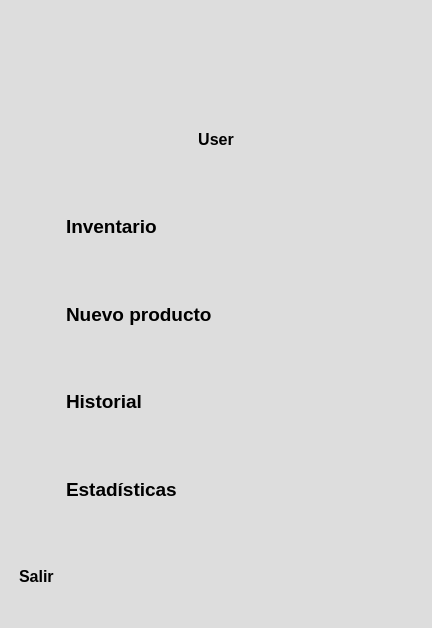
This is app/windows/ui/sidebar.ui in MoralesMortales/SIRCOM as Qt 5 draws it before an edit. The edited form follows.
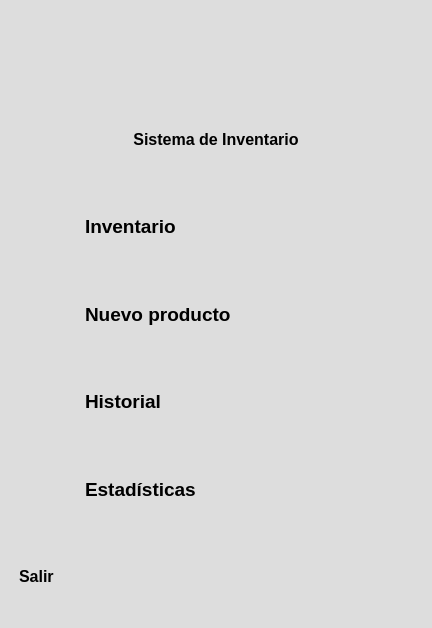
This is the edited form. Icons and pictures are not drawn.

Diff of the .ui file:
```diff
--- a/app/windows/ui/sidebar.ui
+++ b/app/windows/ui/sidebar.ui
@@ -89,7 +89,7 @@
         <enum>Qt::LeftToRight</enum>
        </property>
        <property name="text">
-        <string>User</string>
+        <string>Sistema de Inventario</string>
        </property>
        <property name="alignment">
         <set>Qt::AlignCenter</set>
@@ -97,7 +97,16 @@
       </widget>
      </item>
      <item>
-      <layout class="QHBoxLayout" name="horizontalLayout">
+      <layout class="QHBoxLayout" name="horizontalLayout" stretch="0,0">
+       <property name="spacing">
+        <number>10</number>
+       </property>
+       <property name="leftMargin">
+        <number>15</number>
+       </property>
+       <property name="rightMargin">
+        <number>0</number>
+       </property>
        <item>
         <widget class="QLabel" name="iconInventario">
          <property name="maximumSize">
@@ -136,6 +145,12 @@
      </item>
      <item>
       <layout class="QHBoxLayout" name="horizontalLayout_2">
+       <property name="spacing">
+        <number>10</number>
+       </property>
+       <property name="leftMargin">
+        <number>15</number>
+       </property>
        <item>
         <widget class="QLabel" name="iconNuevo">
          <property name="maximumSize">
@@ -174,6 +189,12 @@
      </item>
      <item>
       <layout class="QHBoxLayout" name="horizontalLayout_4">
+       <property name="spacing">
+        <number>10</number>
+       </property>
+       <property name="leftMargin">
+        <number>15</number>
+       </property>
        <item>
         <widget class="QLabel" name="iconHistorial">
          <property name="maximumSize">
@@ -212,6 +233,12 @@
      </item>
      <item>
       <layout class="QHBoxLayout" name="horizontalLayout_5">
+       <property name="spacing">
+        <number>10</number>
+       </property>
+       <property name="leftMargin">
+        <number>15</number>
+       </property>
        <item>
         <widget class="QLabel" name="iconEstadistica">
          <property name="maximumSize">
```
Left out of the diff: 2 changed lines with no effect on the pictures.
